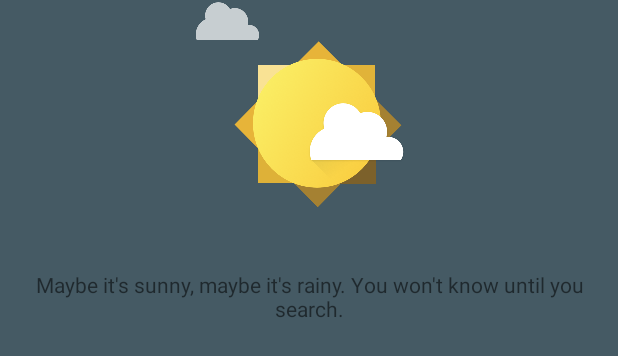
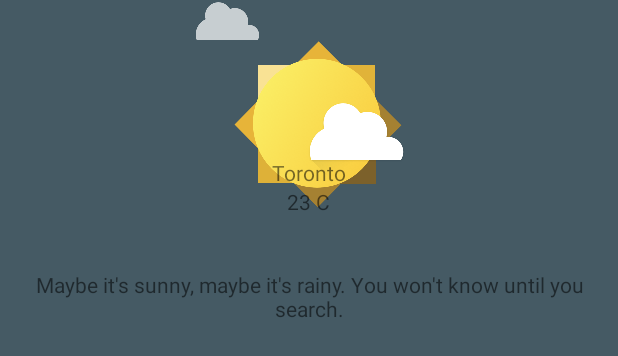
Before and after one commit to AfzalivE/my-weather-app, an Android app: the layout weather_fragment.xml on its own in the app's theme, with its tools: preview values and no code run, on a phone screen of 412 x 824 dp. Shown: the part 476-832 px from the top of the screen. Run offline under Robolectric (Android 15) with nearby library versions, the phone set to English and light mode, and no system bars; plain views replace FloatingSearchView.

Commit message:
Added initial content layout to weather fragment

```diff
--- a/app/src/main/java/com/afzaln/kijijiweather/BasePresenter.java
+++ b/app/src/main/java/com/afzaln/kijijiweather/util/BasePresenter.java
@@ -14,7 +14,7 @@
  * limitations under the License.
  */
 
-package com.afzaln.kijijiweather;
+package com.afzaln.kijijiweather.util;
 
 public interface BasePresenter {
 
--- a/app/src/main/java/com/afzaln/kijijiweather/BaseView.java
+++ b/app/src/main/java/com/afzaln/kijijiweather/util/BaseView.java
@@ -14,7 +14,7 @@
  * limitations under the License.
  */
 
-package com.afzaln.kijijiweather;
+package com.afzaln.kijijiweather.util;
 
 public interface BaseView<T> {
 
--- a/app/src/main/java/com/afzaln/kijijiweather/weather/WeatherContract.java
+++ b/app/src/main/java/com/afzaln/kijijiweather/weather/WeatherContract.java
@@ -2,8 +2,8 @@ package com.afzaln.kijijiweather.weather;
 
 import android.support.annotation.NonNull;
 
-import com.afzaln.kijijiweather.BasePresenter;
-import com.afzaln.kijijiweather.BaseView;
+import com.afzaln.kijijiweather.util.BasePresenter;
+import com.afzaln.kijijiweather.util.BaseView;
 import com.afzaln.kijijiweather.data.Search;
 import com.afzaln.kijijiweather.data.Weather;
 
--- a/app/src/main/res/layout/weather_fragment.xml
+++ b/app/src/main/res/layout/weather_fragment.xml
@@ -1,10 +1,10 @@
 <?xml version="1.0" encoding="utf-8"?>
 <FrameLayout xmlns:android="http://schemas.android.com/apk/res/android"
              xmlns:app="http://schemas.android.com/apk/res-auto"
+             xmlns:tools="http://schemas.android.com/tools"
              android:orientation="vertical"
              android:layout_width="match_parent"
-             android:layout_height="match_parent"
-             android:background="@color/colorPrimary">
+             android:layout_height="match_parent">
 
     <com.mypopsy.widget.FloatingSearchView
         android:id="@+id/search_view"
@@ -16,6 +16,8 @@
         android:elevation="8dp" />
 
     <LinearLayout
+        android:id="@+id/empty_layout"
+        android:background="@color/colorPrimary"
         android:gravity="center"
         android:orientation="vertical"
         android:layout_width="match_parent"
@@ -35,4 +37,27 @@
             android:text="@string/empty_screen" />
     </LinearLayout>
 
+    <LinearLayout
+        android:id="@+id/weather_layouts"
+        android:layout_marginTop="60dp"
+        android:layout_width="match_parent"
+        android:layout_height="match_parent"
+        android:gravity="center"
+        android:orientation="vertical">
+
+        <TextView
+            android:id="@+id/city"
+            android:layout_width="wrap_content"
+            android:layout_height="wrap_content"
+            android:text="Toronto"
+            tools:text="Toronto" />
+
+        <TextView
+            android:id="@+id/temp"
+            android:layout_width="wrap_content"
+            android:layout_height="wrap_content"
+            android:text="23 C"
+            tools:text="23 C" />
+    </LinearLayout>
+
 </FrameLayout>
```
Also changed, not shown: app/src/main/ic_empty_weather-web.png (deleted).
